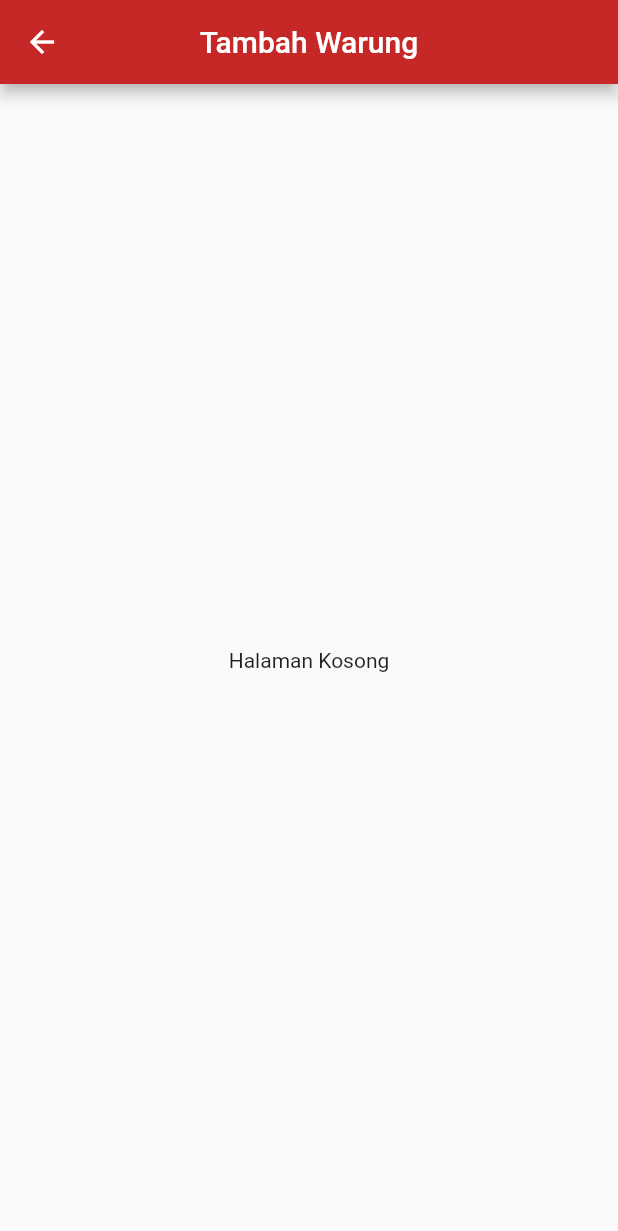
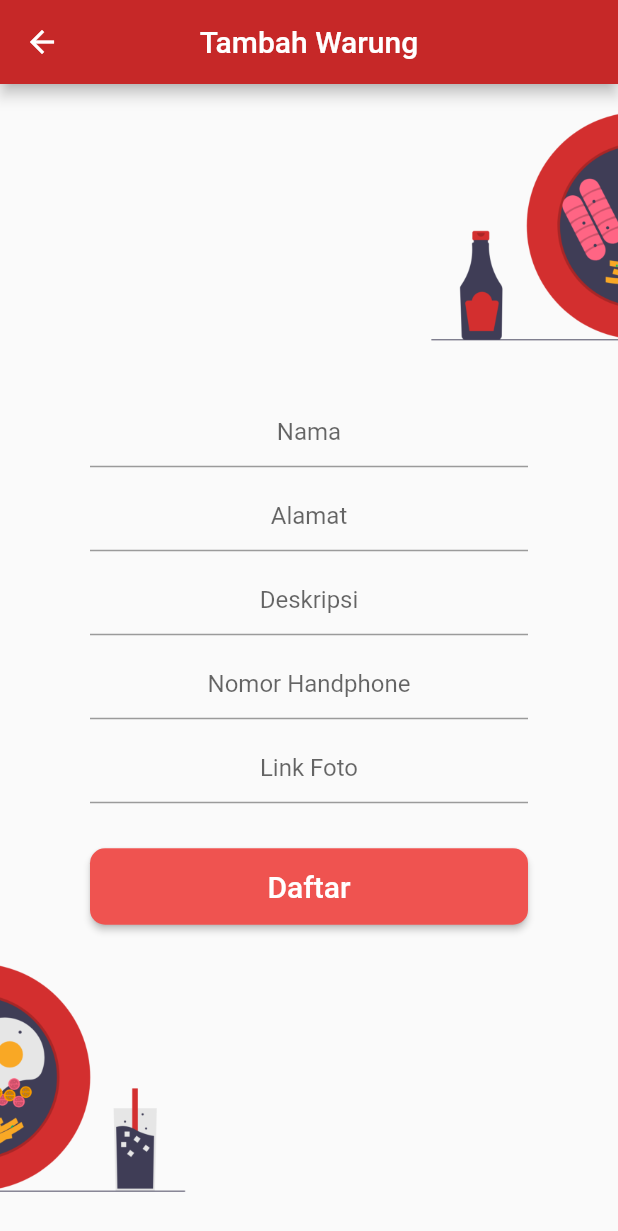
Before and after one commit to codestronaut/flutter-waroeng-app, a Flutter app: the AddPage screen opened directly, on a phone screen of 412 x 824 dp. Shown: the top 1231 px of the screen. Run offline on Flutter 3.47's test engine with Material 2 defaults, Android fonts, the phone set to English and light mode, and no system bars; our stand-ins replace firebase_auth; accounts and stored records are empty.

Commit message:
second commit

```diff
--- a/lib/pages/add_page.dart
+++ b/lib/pages/add_page.dart
@@ -24,9 +24,91 @@ class _AddPageState extends State<AddPage> {
           ),
         ),
         body: Center(
-          child: Text('Halaman Kosong'),
+          child: _formAddFoodStore(),
         ),
       ),
     );
   }
+
+  Widget _formAddFoodStore() {
+    return Container(
+      decoration: BoxDecoration(
+        image: DecorationImage(
+          image: AssetImage(
+            'images/add_background.png',
+          ),
+          fit: BoxFit.cover,
+        ),
+      ),
+      padding: EdgeInsets.symmetric(horizontal: 60.0),
+      child: Column(
+        mainAxisAlignment: MainAxisAlignment.center,
+        crossAxisAlignment: CrossAxisAlignment.stretch,
+        children: <Widget>[
+          TextFormField(
+            textAlign: TextAlign.center,
+            decoration: InputDecoration(
+              hintText: 'Nama',
+            ),
+          ),
+          SizedBox(
+            height: 8.0,
+          ),
+          TextFormField(
+            textAlign: TextAlign.center,
+            decoration: InputDecoration(
+              hintText: 'Alamat',
+            ),
+          ),
+          SizedBox(
+            height: 8.0,
+          ),
+          TextFormField(
+            textAlign: TextAlign.center,
+            decoration: InputDecoration(
+              hintText: 'Deskripsi',
+            ),
+          ),
+          SizedBox(
+            height: 8.0,
+          ),
+          TextFormField(
+            textAlign: TextAlign.center,
+            decoration: InputDecoration(
+              hintText: 'Nomor Handphone',
+            ),
+          ),
+          SizedBox(
+            height: 8.0,
+          ),
+          TextFormField(
+            textAlign: TextAlign.center,
+            decoration: InputDecoration(
+              hintText: 'Link Foto',
+            ),
+          ),
+          SizedBox(
+            height: 30.0,
+          ),
+          RaisedButton(
+            padding: EdgeInsets.symmetric(vertical: 14.0),
+            textColor: Colors.white,
+            shape: RoundedRectangleBorder(
+              borderRadius: BorderRadius.circular(10.0),
+            ),
+            child: Text(
+              'Daftar',
+              style: TextStyle(
+                fontSize: 20,
+              ),
+            ),
+            color: Colors.red[400],
+            onPressed: () {
+              // NOT IMPLEMENT YET!
+            },
+          ),
+        ],
+      ),
+    );
+  }
 }
```
Also changed, not shown: images/add_background.png (added).
